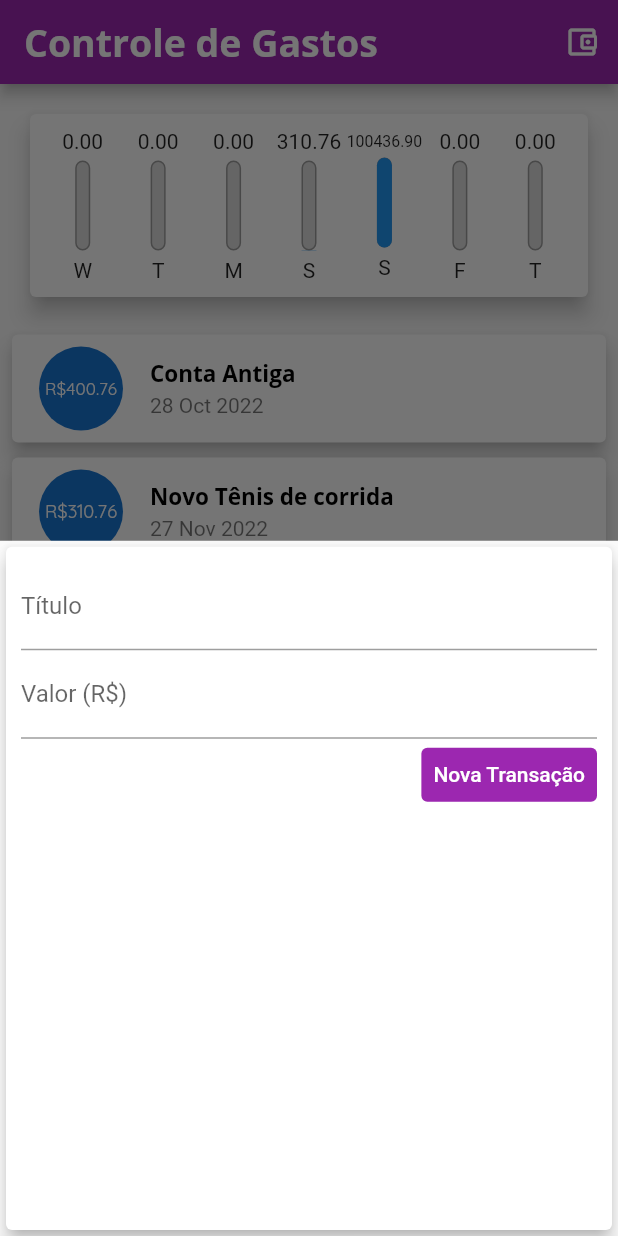
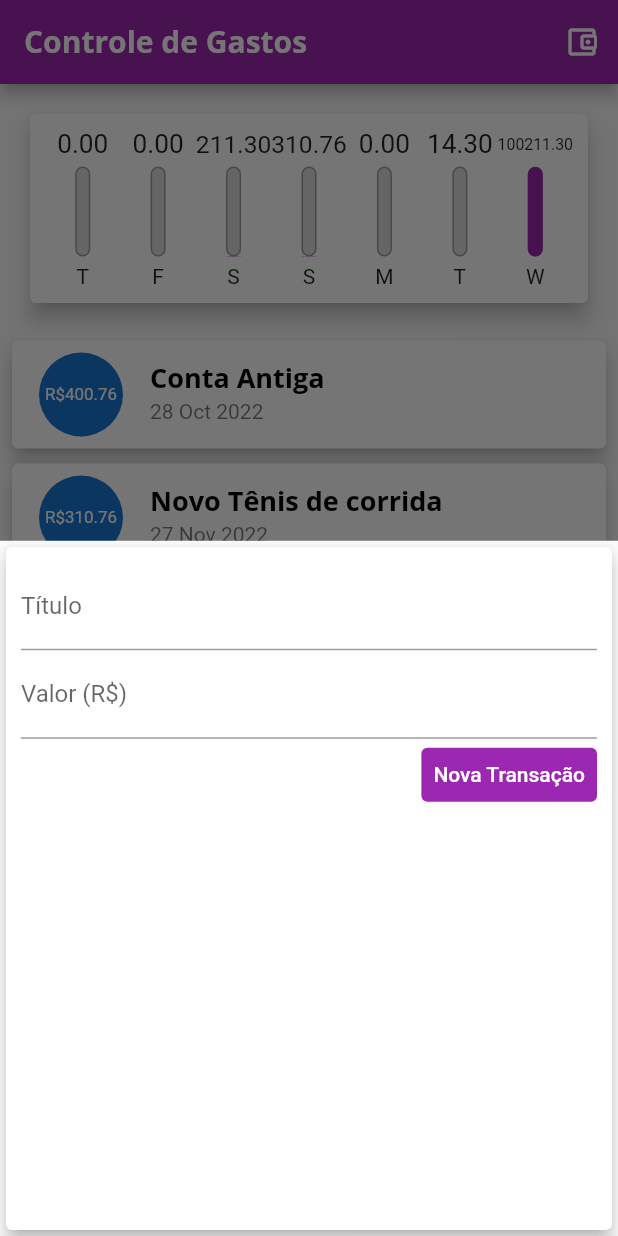
Before and after one commit to andrey-araujo/expenses, a Flutter app: the screen it shows after launch, after a tap on the "account balance wallet" icon, on a phone screen of 412 x 824 dp. Run offline on Flutter 3.47's test engine with Material 2 defaults, Android fonts, the phone set to English and light mode, and no system bars.

Commit message:
#aula129: refactor app theme and chart bar

```diff
--- a/lib/components/chart.dart
+++ b/lib/components/chart.dart
@@ -5,7 +5,7 @@ import 'package:expenses/components/chart_bar.dart';
 import 'package:expenses/models/transaction.dart';
 
 class Chart extends StatelessWidget {
-  const Chart({Key? key, required this.recentTransactions}) : super(key: key);
+  const Chart(this.recentTransactions, {Key? key}) : super(key: key);
 
   final List<Transaction> recentTransactions;
 
@@ -31,7 +31,7 @@ class Chart extends StatelessWidget {
         'day': DateFormat.E().format(weekDay)[0],
         'value': totalSum,
       };
-    });
+    }).reversed.toList();
   }
 
   double get _weekTotalValue {
--- a/lib/components/chart_bar.dart
+++ b/lib/components/chart_bar.dart
@@ -15,8 +15,11 @@ class ChartBar extends StatelessWidget {
   @override
   Widget build(BuildContext context) {
     return Column(children: [
-      FittedBox(
-        child: Text('${value?.toStringAsFixed(2)}'),
+      SizedBox(
+        height: 20,
+        child: FittedBox(
+          child: Text('${value?.toStringAsFixed(2)}'),
+        ),
       ),
       const SizedBox(height: 5),
       SizedBox(
@@ -39,7 +42,7 @@ class ChartBar extends StatelessWidget {
               heightFactor: percentage,
               child: Container(
                 decoration: BoxDecoration(
-                  color: Theme.of(context).primaryColor,
+                  color: Theme.of(context).colorScheme.primary,
                   borderRadius: BorderRadius.circular(5),
                 ),
               ),
--- a/lib/components/transaction_form.dart
+++ b/lib/components/transaction_form.dart
@@ -1,7 +1,7 @@
 import 'package:flutter/material.dart';
 
 class TransactionForm extends StatefulWidget {
-  const TransactionForm({Key? key, required this.onSubmit}) : super(key: key);
+  const TransactionForm(this.onSubmit, {Key? key}) : super(key: key);
 
   final void Function(String, double) onSubmit;
 
--- a/lib/components/transaction_list.dart
+++ b/lib/components/transaction_list.dart
@@ -4,8 +4,7 @@ import 'package:intl/intl.dart';
 import 'package:expenses/models/transaction.dart';
 
 class TransactionList extends StatelessWidget {
-  const TransactionList({Key? key, required this.transactions})
-      : super(key: key);
+  const TransactionList(this.transactions, {Key? key}) : super(key: key);
 
   final List<Transaction> transactions;
 
@@ -51,7 +50,12 @@ class TransactionList extends StatelessWidget {
                       child: Padding(
                         padding: const EdgeInsets.all(6.0),
                         child: FittedBox(
-                          child: Text('R\$${tr.value}'),
+                          child: Text(
+                            'R\$${tr.value}',
+                            style: const TextStyle(
+                              color: Colors.white,
+                            ),
+                          ),
                         ),
                       ),
                     ),
--- a/lib/main.dart
+++ b/lib/main.dart
@@ -6,34 +6,37 @@ import 'package:expenses/components/transaction_form.dart';
 import 'components/transaction_list.dart';
 import 'models/transaction.dart';
 
-void main() => runApp(const ExpensesApp());
+void main() => runApp(ExpensesApp());
 
 class ExpensesApp extends StatelessWidget {
-  const ExpensesApp({Key? key}) : super(key: key);
+  ExpensesApp({Key? key}) : super(key: key);
+
+  final ThemeData tema = ThemeData();
 
   @override
   Widget build(BuildContext context) {
     return MaterialApp(
       home: const MyHomePage(),
-      theme: ThemeData(
-        colorScheme: ColorScheme.fromSwatch(primarySwatch: Colors.purple)
-            .copyWith(secondary: Colors.pink[300]),
-        fontFamily: 'Quicksand',
+      theme: tema.copyWith(
+        colorScheme: tema.colorScheme.copyWith(
+          primary: Colors.purple,
+          secondary: Colors.amber,
+        ),
+        textTheme: tema.textTheme.copyWith(
+          headline6: const TextStyle(
+            fontFamily: 'OpenSans',
+            fontSize: 18,
+            fontWeight: FontWeight.bold,
+            color: Colors.black,
+          ),
+        ),
         appBarTheme: const AppBarTheme(
           titleTextStyle: TextStyle(
             fontFamily: 'OpenSans',
-            fontSize: 25,
+            fontSize: 20,
             fontWeight: FontWeight.bold,
           ),
         ),
-        textTheme: ThemeData.light().textTheme.copyWith(
-              headline6: const TextStyle(
-                fontFamily: 'OpenSans',
-                fontSize: 15,
-                fontWeight: FontWeight.bold,
-                color: Colors.black,
-              ),
-            ),
       ),
     );
   }
@@ -70,13 +73,13 @@ class _MyHomePageState extends State<MyHomePage> {
       id: 't3',
       title: 'Cartão de Crédito',
       value: 100211.30,
-      date: DateTime.now().subtract(const Duration(days: 4)),
+      date: DateTime.now().subtract(const Duration(days: 0)),
     ),
     Transaction(
       id: 't4',
       title: 'Lanche',
       value: 14.30,
-      date: DateTime.now().subtract(const Duration(days: 4)),
+      date: DateTime.now().subtract(const Duration(days: 1)),
     ),
   ];
 
@@ -108,7 +111,7 @@ class _MyHomePageState extends State<MyHomePage> {
     showModalBottomSheet(
       context: context,
       builder: (_) {
-        return TransactionForm(onSubmit: _addTransaction);
+        return TransactionForm(_addTransaction);
       },
     );
   }
@@ -130,8 +133,8 @@ class _MyHomePageState extends State<MyHomePage> {
           // mainAxisAlignment: MainAxisAlignment.spaceAround,
           crossAxisAlignment: CrossAxisAlignment.stretch,
           children: [
-            Chart(recentTransactions: _recentTransactions),
-            TransactionList(transactions: _transactions),
+            Chart(_recentTransactions),
+            TransactionList(_transactions),
           ],
         ),
       ),
```
